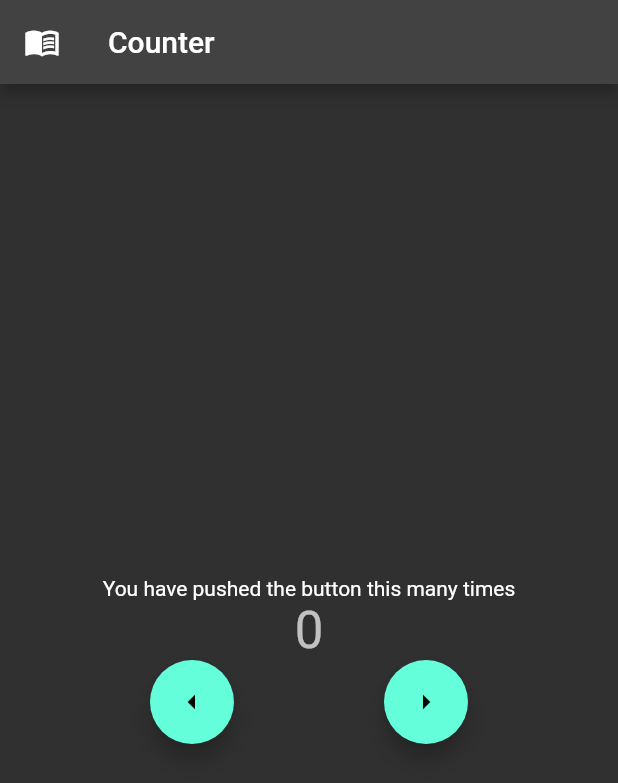
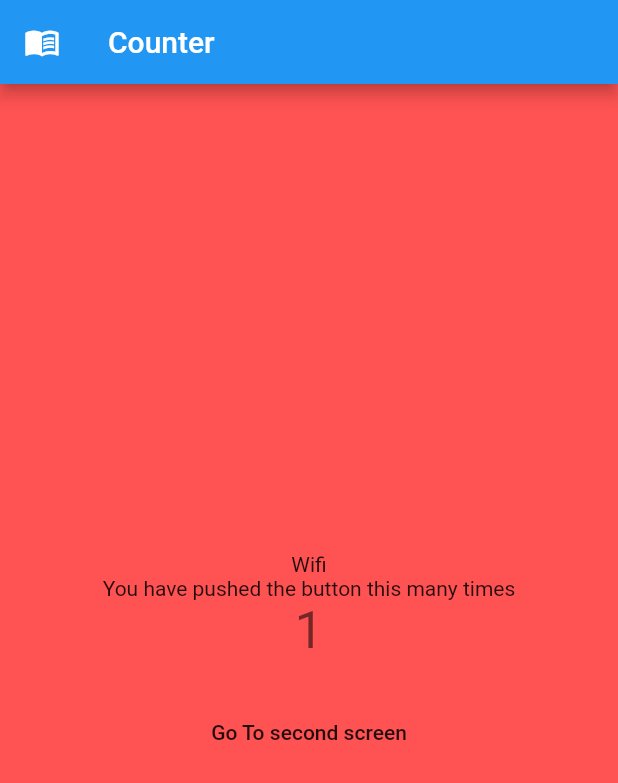
Before and after one commit to boomindat/state_mgment_flutter, a Flutter app: the screen it shows after launch, on a phone screen of 412 x 824 dp. Shown: the top 783 px of the screen. Run offline on Flutter 3.47's test engine with Material 2 defaults, Android fonts, the phone set to English and light mode, and no system bars; our stand-ins replace bloc, connectivity_plus, equatable, flutter_bloc; missing offline and left inert: dart:js.

Commit message:
some stuff

```diff
--- /dev/null
+++ b/lib/business_logic/cubits/counter_cubit.dart
@@ -0,0 +1,37 @@
+import 'dart:async';
+
+import 'package:equatable/equatable.dart';
+import 'package:bloc/bloc.dart';
+import 'package:statemanagement/business_logic/cubits/internet_cubit.dart';
+import 'package:statemanagement/constant/enums.dart';
+part "counter_state.dart";
+
+class CounterCubit extends Cubit<CounterState> {
+  final InternetCubit internetCubit;
+  late StreamSubscription internetSubscription;
+  CounterCubit({required this.internetCubit})
+      : super(CounterState(counterValue: 0, wasIncremented: false)) {
+    monitorInternetCubit();
+  }
+  StreamSubscription<InternetState> monitorInternetCubit() {
+    return internetSubscription = internetCubit.stream.listen((internetState) {
+      if (internetState is InternetConnected &&
+          internetState.connectionType == ConnectionType.Wifi) {
+        increment();
+      } else if (internetState is InternetConnected &&
+          internetState.connectionType == ConnectionType.Mobile) {
+        decrement();
+      }
+    });
+  }
+
+  void increment() => emit(
+      CounterState(counterValue: state.counterValue + 1, wasIncremented: true));
+  void decrement() => emit(CounterState(
+      counterValue: state.counterValue - 1, wasIncremented: false));
+  @override
+  Future<void> close() async {
+    internetSubscription.cancel();
+    super.close();
+  }
+}
--- /dev/null
+++ b/lib/business_logic/cubits/internet_cubit.dart
@@ -0,0 +1,36 @@
+import 'dart:async';
+
+import 'package:bloc/bloc.dart';
+import 'package:connectivity_plus/connectivity_plus.dart';
+import 'package:statemanagement/constant/enums.dart';
+
+part 'internet_state.dart';
+
+class InternetCubit extends Cubit<InternetState> {
+  final Connectivity connectivity;
+  late StreamSubscription connectivityStreamSubscription;
+  InternetCubit({required this.connectivity}) : super(InternetLoading()) {
+    monitorInternetConnection();
+  }
+  StreamSubscription<ConnectivityResult> monitorInternetConnection() {
+    return connectivityStreamSubscription =
+        connectivity.onConnectivityChanged.listen((connectivityResult) {
+      if (connectivityResult == ConnectivityResult.wifi) {
+        emitInternetConnected(ConnectionType.Wifi);
+      } else if (connectivityResult == ConnectivityResult.mobile) {
+        emitInternetConnected(ConnectionType.Mobile);
+      } else if (connectivityResult == ConnectivityResult.none) {
+        emitInternetDisconnected();
+      }
+    });
+  }
+
+  void emitInternetConnected(ConnectionType _connectionType) =>
+      {emit(InternetConnected(connectionType: _connectionType))};
+  void emitInternetDisconnected() => emit(InternetDisconnected());
+  @override
+  Future<void> close() async {
+    connectivityStreamSubscription.cancel();
+    super.close();
+  }
+}
--- /dev/null
+++ b/lib/business_logic/cubits/internet_state.dart
@@ -0,0 +1,13 @@
+part of 'internet_cubit.dart';
+
+abstract class InternetState {}
+
+class InternetLoading extends InternetState {}
+
+class InternetConnected extends InternetState {
+  final ConnectionType connectionType;
+
+  InternetConnected({required this.connectionType});
+}
+
+class InternetDisconnected extends InternetState {}
--- /dev/null
+++ b/lib/constant/enums.dart
@@ -0,0 +1 @@
+enum ConnectionType { Wifi, Mobile }
--- a/lib/cubit/counter_cubit.dart
+++ /dev/null
@@ -1,12 +0,0 @@
-import 'package:equatable/equatable.dart';
-import 'package:bloc/bloc.dart';
-part "counter_state.dart";
-
-class CounterCubit extends Cubit<CounterState> {
-  CounterCubit() : super(CounterState(counterValue: 0, wasIncremented: false));
-
-  void increment() => emit(
-      CounterState(counterValue: state.counterValue + 1, wasIncremented: true));
-  void decrement() => emit(CounterState(
-      counterValue: state.counterValue - 1, wasIncremented: false));
-}
--- a/lib/main.dart
+++ b/lib/main.dart
@@ -1,106 +1,94 @@
+import 'package:connectivity_plus/connectivity_plus.dart';
 import 'package:flutter/rendering.dart';
 import 'package:flutter_bloc/flutter_bloc.dart';
 import 'package:flutter/material.dart';
-import 'package:statemanagement/cubit/counter_cubit.dart';
+import 'package:statemanagement/business_logic/cubits/counter_cubit.dart';
+import 'package:statemanagement/presentation/router/app_router.dart';
+import 'package:statemanagement/presentation/screens/main_screen.dart';
+import 'package:statemanagement/presentation/screens/second_screen.dart';
+import 'package:statemanagement/presentation/screens/third_screen.dart';
+
+import 'business_logic/cubits/internet_cubit.dart';
 
 void main() {
-  runApp(MyApp());
+  runApp(MyApp(
+    appRouter: AppRouter(),
+    connectivity: Connectivity(),
+  ));
 }
 
 class MyApp extends StatelessWidget {
-  const MyApp({Key? key}) : super(key: key);
+  final AppRouter appRouter;
+  final Connectivity connectivity;
+
+  const MyApp({
+    Key? key,
+    required this.appRouter,
+    required this.connectivity,
+  }) : super(key: key);
+
   @override
   Widget build(BuildContext context) {
-    return BlocProvider<CounterCubit>(
-        create: (context) => CounterCubit(),
-        child: MaterialApp(
-            debugShowCheckedModeBanner: false,
-            title: "Counter Cubit",
-            theme: ThemeData.dark(),
-            home: MyHome(title: "flutter demo home page".toUpperCase())));
+    return MultiBlocProvider(
+      providers: [
+        BlocProvider<InternetCubit>(
+          create: (context) => InternetCubit(connectivity: connectivity),
+        ),
+        BlocProvider<CounterCubit>(
+          create: (context) => CounterCubit(
+              internetCubit: BlocProvider.of<InternetCubit>(context)),
+        ),
+      ],
+      child: MaterialApp(
+        title: 'Flutter Demo',
+        theme: ThemeData(
+          primarySwatch: Colors.blue,
+          visualDensity: VisualDensity.adaptivePlatformDensity,
+        ),
+        onGenerateRoute: appRouter.onGenerateRoute,
+      ),
+    );
   }
 }
+// void main() {
+//   runApp(MyApp());
+// }
 
-class MyHome extends StatefulWidget {
-  final String title;
-  const MyHome({Key? key, required this.title}) : super(key: key);
-  _MyHomeState createState() => _MyHomeState();
-}
+// class MyApp extends StatefulWidget {
+//   const MyApp({Key? key}) : super(key: key);
+//   _MyAppState createState() => _MyAppState();
+// }
 
-class _MyHomeState extends State<MyHome> {
-  @override
-  Widget build(BuildContext context) {
-    return Scaffold(
-      appBar: AppBar(
-        leading: Icon(Icons.menu_book_outlined),
-        title: Text("Counter"),
-      ),
-      // body: BlocListener<CounterCubit, CounterState>(
-      //   listener: (context, state) {
-      //     if (state.wasIncremented) {
-      //       ScaffoldMessenger.of(context).showSnackBar(SnackBar(
-      //         content: Text("Incremented"),
-      //         duration: Duration(seconds: 2),
-      //       ));
-      //     } else {
-      //       ScaffoldMessenger.of(context).showSnackBar(SnackBar(
-      //         content: Text("Decremented"),
-      //         duration: Duration(seconds: 2),
-      //       ));
-      //     }
-      //   },
-      body: Center(
-          child: Column(
-        mainAxisAlignment: MainAxisAlignment.center,
-        children: <Widget>[
-          Text("You have pushed the button this many times"),
-          BlocConsumer<CounterCubit, CounterState>(
-            listener: (context, state) {
-              if (state.wasIncremented) {
-                ScaffoldMessenger.of(context).showSnackBar(SnackBar(
-                  content: Text("Incremented"),
-                  duration: Duration(milliseconds: 200),
-                ));
-              } else {
-                ScaffoldMessenger.of(context).showSnackBar(SnackBar(
-                  content: Text("Decremented"),
-                  duration: Duration(milliseconds: 200),
-                ));
-              }
-            },
-            builder: (context, state) {
-              return Text(state.counterValue.toString(),
-                  style: Theme.of(context).textTheme.headline4);
-            },
-          ),
-          Row(
-            mainAxisAlignment: MainAxisAlignment.spaceEvenly,
-            children: <Widget>[
-              FloatingActionButton(
-                onPressed: () {
-                  BlocProvider.of<CounterCubit>(context).decrement();
-                  // context.bloc<CounterCubit>().decrement();
-                },
-                tooltip: "Decrement",
-                child: Icon(Icons.arrow_left),
-              ),
-              FloatingActionButton(
-                onPressed: () {
-                  BlocProvider.of<CounterCubit>(context).increment();
-                },
-                tooltip: "Increment",
-                child: Icon(Icons.arrow_right),
-              ),
-            ],
-          )
-        ],
-      )),
-    );
-    ;
-  }
-}
+// class _MyAppState extends State<MyApp> {
+//   final AppRouter _appRouter = AppRouter();
+//   // final CounterCubit _counterCubit = CounterCubit();
+//   @override
+//   void dispose() {
+//     // _counterCubit.close();
+//     _appRouter.dispose();
+//     super.dispose();
+//   }
 
-// abstract class CounterEvent {}
+//   @override
+//   Widget build(BuildContext context) {
+//     return MaterialApp(
+//       debugShowCheckedModeBanner: false,
+//       title: "Counter Cubit",
+//       theme: ThemeData.dark(),
+//       onGenerateRoute: _appRouter.onGenerateRoute,
+//       //named routing inside material app
+//       // routes: {
+//       //   '/': (context) => BlocProvider<CounterCubit>.value(
+//       //       value: _counterCubit, child: MyHome(title: "Demo page")),
+//       //   '/second': (context) => BlocProvider<CounterCubit>.value(
+//       //       value: _counterCubit,
+//       //       child: secondScreen(
+//       //         title: "Demo Page 2",
+//       //       ))
+//       // });
+//     );
+//   }
+// }
 
 // class Increment extends CounterEvent {}
 
--- /dev/null
+++ b/lib/presentation/router/app_router.dart
@@ -0,0 +1,46 @@
+import 'dart:js';
+
+import 'package:flutter/material.dart';
+import 'package:flutter_bloc/flutter_bloc.dart';
+import 'package:statemanagement/business_logic/cubits/counter_cubit.dart';
+import 'package:statemanagement/presentation/screens/second_screen.dart';
+import 'package:statemanagement/presentation/screens/third_screen.dart';
+
+import '../screens/main_screen.dart';
+
+class AppRouter {
+  // final CounterCubit _counterCubit = CounterCubit();
+  Route? onGenerateRoute(RouteSettings routeSettings) {
+    switch (routeSettings.name) {
+      case "/":
+        return MaterialPageRoute(
+            builder: (context) => const ThirdScreen(
+                  title: "Test 3",
+                ));
+        // builder: (_) => BlocProvider.value(
+        //     value: _counterCubit,
+        //     child: const MyHome(
+        //       title: "Test 1",
+        //     )));
+        break;
+      // case "/second":
+      //   return MaterialPageRoute(
+      //       builder: (context) => const secondScreen(
+      //             title: "Test 2",
+      //           ));
+      //   // builder: (_) => BlocProvider.value(
+      //   //     value: _counterCubit,
+      //   //     child: const secondScreen(
+      //   //       title: "Test 2",
+      //   //     )));
+      //   break;
+      default:
+        return null;
+        break;
+    }
+  }
+
+  // void dispose() {
+  //   _counterCubit.close();
+  // }
+}
--- /dev/null
+++ b/lib/presentation/screens/third_screen.dart
@@ -0,0 +1,113 @@
+import 'package:flutter/material.dart';
+import 'package:flutter_bloc/flutter_bloc.dart';
+import 'package:statemanagement/business_logic/cubits/counter_cubit.dart';
+import 'package:statemanagement/business_logic/cubits/internet_cubit.dart';
+import 'package:statemanagement/constant/enums.dart';
+import 'package:statemanagement/presentation/screens/second_screen.dart';
+
+class ThirdScreen extends StatefulWidget {
+  final String title;
+  const ThirdScreen({Key? key, required this.title}) : super(key: key);
+  _ThirdScreenState createState() => _ThirdScreenState();
+}
+
+class _ThirdScreenState extends State<ThirdScreen> {
+  @override
+  Widget build(BuildContext context) {
+    return Scaffold(
+      backgroundColor: Colors.redAccent,
+      appBar: AppBar(
+        leading: Icon(Icons.menu_book_outlined),
+        title: Text("Counter"),
+      ),
+      // body: BlocListener<CounterCubit, CounterState>(
+      //   listener: (context, state) {
+      //     if (state.wasIncremented) {
+      //       ScaffoldMessenger.of(context).showSnackBar(SnackBar(
+      //         content: Text("Incremented"),
+      //         duration: Duration(seconds: 2),
+      //       ));
+      //     } else {
+      //       ScaffoldMessenger.of(context).showSnackBar(SnackBar(
+      //         content: Text("Decremented"),
+      //         duration: Duration(seconds: 2),
+      //       ));
+      //     }
+      //   },
+      body: Center(
+          child: Column(
+        mainAxisAlignment: MainAxisAlignment.center,
+        children: <Widget>[
+          BlocBuilder<InternetCubit, InternetState>(builder: (context, state) {
+            if (state is InternetConnected &&
+                state.connectionType == ConnectionType.Wifi) {
+              return Text("Wifi");
+            } else if (state is InternetConnected &&
+                state.connectionType == ConnectionType.Mobile) {
+              return Text("Mobile");
+            } else if (state is InternetDisconnected) {
+              return Text('Disconnected');
+            }
+            return CircularProgressIndicator();
+          }),
+          Text("You have pushed the button this many times"),
+          BlocConsumer<CounterCubit, CounterState>(
+            listener: (context, state) {
+              if (state.wasIncremented) {
+                ScaffoldMessenger.of(context).showSnackBar(SnackBar(
+                  content: Text("Incremented"),
+                  duration: Duration(milliseconds: 200),
+                ));
+              } else {
+                ScaffoldMessenger.of(context).showSnackBar(SnackBar(
+                  content: Text("Decremented"),
+                  duration: Duration(milliseconds: 200),
+                ));
+              }
+            },
+            builder: (context, state) {
+              return Text(state.counterValue.toString(),
+                  style: Theme.of(context).textTheme.headline4);
+            },
+          ),
+          // Row(
+          //   mainAxisAlignment: MainAxisAlignment.spaceEvenly,
+          //   children: <Widget>[
+          //     FloatingActionButton(
+          //       onPressed: () {
+          //         BlocProvider.of<CounterCubit>(context).decrement();
+          //         // context.bloc<CounterCubit>().decrement();
+          //       },
+          //       tooltip: "Decrement",
+          //       child: Icon(Icons.arrow_left),
+          //     ),
+          //     FloatingActionButton(
+          //       onPressed: () {
+          //         BlocProvider.of<CounterCubit>(context).increment();
+          //       },
+          //       tooltip: "Increment",
+          //       child: Icon(Icons.arrow_right),
+          //     ),
+          //   ],
+          // ),
+          SizedBox(height: 24),
+          MaterialButton(
+              child: Text("Go To second screen"),
+              onPressed: () {
+                Navigator.of(context).pushNamed("/second");
+                //in the case of anonynomous routing
+                // Navigator.of(context).push(MaterialPageRoute(
+                //   //if the context used inside builder was named context
+                //   //this would not work because it would not be the context
+                //   //contains the counter cubit
+                //   builder: (newContext) => BlocProvider.value(
+                //       value: BlocProvider.of<CounterCubit>(context),
+                //       child: secondScreen(title: "secondScreen")),
+                // ));
+              })
+        ],
+      )),
+    );
+    ;
+  }
+}
--- a/pubspec.yaml
+++ b/pubspec.yaml
@@ -25,6 +25,7 @@ dependencies:
   bloc_test: ^9.1.1
   equatable: ^2.0.5
   bdd_widget_test: ^1.4.3
+  connectivity_plus: ^3.0.4
 
 dev_dependencies:
   flutter_test:
```
Also changed, not shown: lib/presentation/screens/main_screen.dart (added, +99 -0 lines), lib/presentation/screens/second_screen.dart (added, +90 -0 lines), lib/business_logic/cubits/counter_state.dart (renamed from lib/cubit/counter_state.dart), 1 other file.
